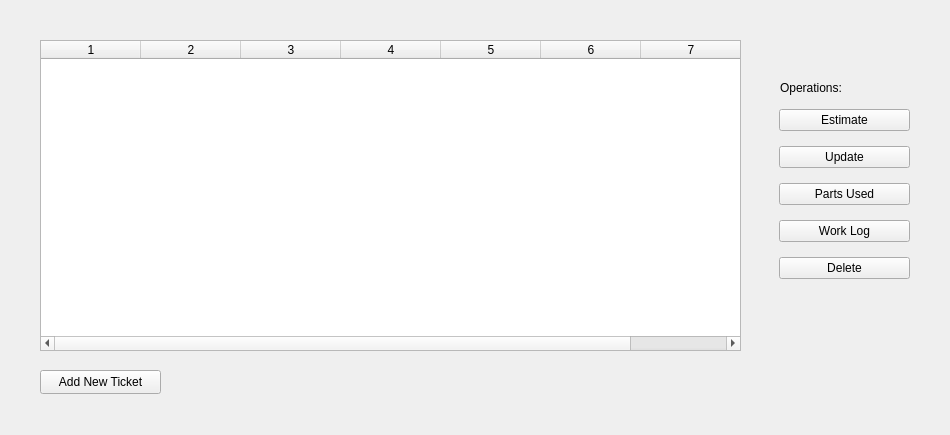
First picture: the form in lab1/tickets.ui, repository m-Jakub/Car-Workshop-with-Qt, before the edit.
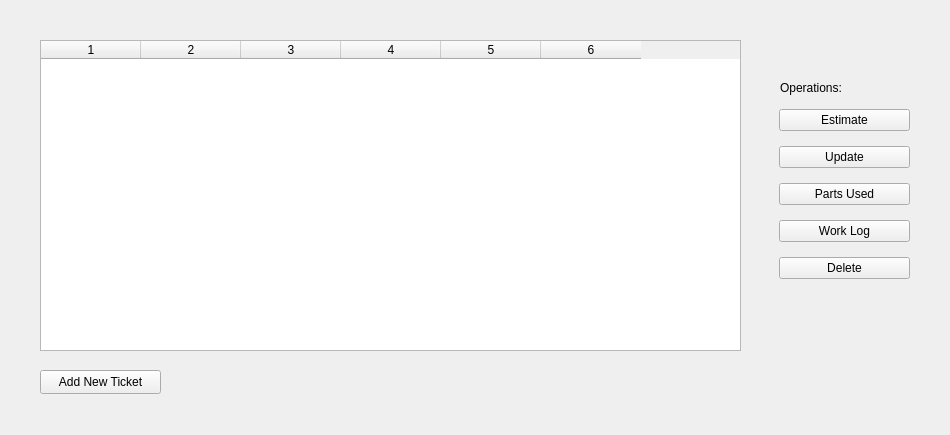
Second picture: the form after the edit.

Diff of the .ui file:
```diff
--- a/lab1/tickets.ui
+++ b/lab1/tickets.ui
@@ -99,7 +99,7 @@
     <number>0</number>
    </property>
    <property name="columnCount">
-    <number>7</number>
+    <number>6</number>
    </property>
    <column/>
    <column/>
@@ -107,7 +107,6 @@
    <column/>
    <column/>
    <column/>
-   <column/>
   </widget>
  </widget>
  <resources/>
```
